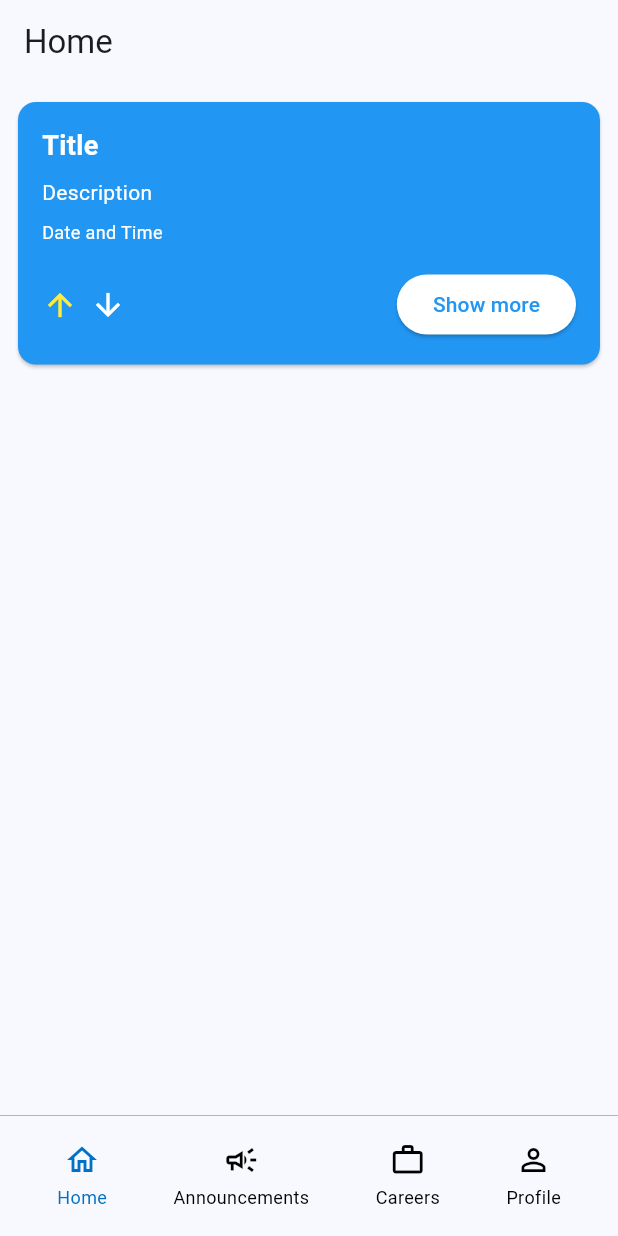
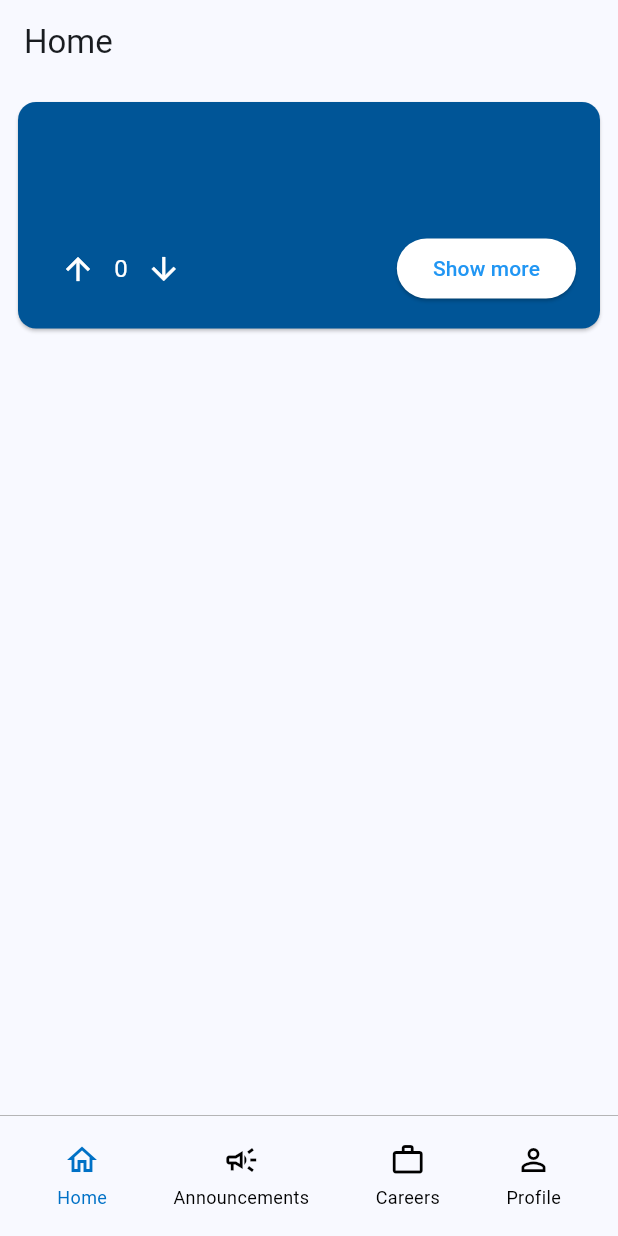
Before and after one commit to Cenga387/graduation_project, a Flutter app: the screen it shows once a user with an empty profile is signed in, after a tap on the "arrow upward" icon, on a phone screen of 412 x 824 dp. Run offline on Flutter 3.47's test engine with Material 3 defaults, Android fonts, the phone set to English and light mode, and no system bars; our stand-ins replace supabase_flutter; accounts and stored records are empty; network calls fail.

Commit message:
post fetching,  upvotes ad downvotes, detailed post screen and post card

```diff
--- a/lib/screens/home.dart
+++ b/lib/screens/home.dart
@@ -16,12 +16,9 @@ class _HomePageState extends State<HomePage> {
     return const Scaffold(
       body: Column(
         children: [
-          PostCard(
-            title: 'Title',
-            description: 'Description',
-            dateTime: 'Date and Time',
-            postId: 'Post ID',
-          ),
+          PostCard(postId: '1'),
+          //PostCard(postId: '2'),
+          // PostCard(postId: '3'),
         ],
       ),
     );
--- a/lib/widgets/post_card.dart
+++ b/lib/widgets/post_card.dart
@@ -1,24 +1,105 @@
 import 'package:flutter/material.dart';
 import 'package:supabase_flutter/supabase_flutter.dart';
+import 'package:graduation_project/screens/detailed_post.dart';
 
-class PostCard extends StatelessWidget {
-  final String title;
-  final String description;
-  final String dateTime;
+class PostCard extends StatefulWidget {
   final String postId;
 
   const PostCard({
-    Key? key,
-    required this.title,
-    required this.description,
-    required this.dateTime,
+    super.key,
     required this.postId,
-  }) : super(key: key);
+  });
+
+  @override
+  State<PostCard> createState() => _PostCardState();
+}
+
+class _PostCardState extends State<PostCard> {
+  String title = '';
+  String description = '';
+  int upvotes = 0;
+  int downvotes = 0;
+  bool isLoading = true;
+
+  @override
+  void initState() {
+    super.initState();
+    _fetchPost();
+    _fetchVotes();
+  }
+
+  Future<void> _fetchPost() async {
+    try {
+      final supabase = Supabase.instance.client;
+      final response = await supabase
+          .from('posts')
+          .select('title, description') // Use correct column names
+          .eq('id', widget.postId)
+          .single();
+
+      setState(() {
+        title = response['title'];
+        description = response['description'];
+        isLoading = false;
+      });
+    } catch (e) {
+      debugPrint('Error fetching post details: $e');
+      setState(() {
+        isLoading = false;
+      });
+    }
+  }
+
+  Future<void> _fetchVotes() async {
+    try {
+      final supabase = Supabase.instance.client;
+      final response = await supabase
+          .from('posts')
+          .select('upvotes, downvotes')
+          .eq('id', widget.postId)
+          .single();
+
+      setState(() {
+        upvotes = response['upvotes'];
+        downvotes = response['downvotes'];
+      });
+    } catch (e) {
+      debugPrint('Error fetching votes: $e');
+    }
+  }
+
+  Future<void> _updateVote(bool isUpvote) async {
+    try {
+      final supabase = Supabase.instance.client;
+      final field = isUpvote ? 'upvotes' : 'downvotes';
+
+      // Update the database
+      await supabase
+          .from('posts')
+          .update({field: isUpvote ? upvotes + 1 : downvotes + 1}).eq(
+              'id', widget.postId);
+
+      // Update the local state
+      setState(() {
+        if (isUpvote) {
+          upvotes++;
+        } else {
+          downvotes++;
+        }
+      });
+    } catch (e) {
+      debugPrint('Error updating votes: $e');
+    }
+  }
 
   @override
   Widget build(BuildContext context) {
+    if (isLoading) {
+      return const Center(child: CircularProgressIndicator());
+    }
+
     return Card(
-      color: Colors.blue,
+      color: const Color(0xFF005597),
       shape: RoundedRectangleBorder(borderRadius: BorderRadius.circular(12)),
       margin: const EdgeInsets.all(12),
       child: Padding(
@@ -44,33 +125,26 @@ class PostCard extends StatelessWidget {
                 fontSize: 14,
               ),
             ),
-            const SizedBox(height: 8),
-            // Date and Time
-            Text(
-              dateTime,
-              style: const TextStyle(
-                color: Colors.white,
-                fontSize: 12,
-              ),
-            ),
             const SizedBox(height: 16),
             // Actions Row
             Row(
               mainAxisAlignment: MainAxisAlignment.spaceBetween,
               children: [
-                // Upvote and Downvote buttons
+                // Upvote and Downvote buttons with score
                 Row(
                   children: [
-                    VoteButton(
-                      icon: Icons.arrow_upward,
-                      isUpvote: true,
-                      postId: postId,
+                    IconButton(
+                      icon: const Icon(Icons.arrow_upward, color: Colors.white),
+                      onPressed: () => _updateVote(true),
                     ),
-                    const SizedBox(width: 8),
-                    VoteButton(
-                      icon: Icons.arrow_downward,
-                      isUpvote: false,
-                      postId: postId,
+                    Text(
+                      '${upvotes - downvotes}',
+                      style: const TextStyle(color: Colors.white, fontSize: 16),
+                    ),
+                    IconButton(
+                      icon:
+                          const Icon(Icons.arrow_downward, color: Colors.white),
+                      onPressed: () => _updateVote(false),
                     ),
                   ],
                 ),
@@ -81,7 +155,7 @@ class PostCard extends StatelessWidget {
                       context,
                       MaterialPageRoute(
                         builder: (context) =>
-                            DetailedPostScreen(postId: postId),
+                            DetailedPostScreen(postId: widget.postId),
                       ),
                     );
                   },
@@ -104,90 +178,3 @@ class PostCard extends StatelessWidget {
     );
   }
 }
-
-class VoteButton extends StatefulWidget {
-  final IconData icon;
-  final bool isUpvote;
-  final String postId;
-
-  const VoteButton({
-    Key? key,
-    required this.icon,
-    required this.isUpvote,
-    required this.postId,
-  }) : super(key: key);
-
-  @override
-  State<VoteButton> createState() => _VoteButtonState();
-}
-
-class _VoteButtonState extends State<VoteButton> {
-  bool isSelected = false;
-
-  void _updateVote() async {
-    // Replace this logic with Supabase integration
-    setState(() {
-      isSelected = !isSelected;
-    });
-
-    final supabase = Supabase.instance.client;
-    final field = widget.isUpvote ? 'upvotes' : 'downvotes';
-    await supabase
-        .from('posts')
-        .update({field: isSelected ? 1 : 0}).eq('id', widget.postId);
-  }
-
-  @override
-  Widget build(BuildContext context) {
-    return GestureDetector(
-      onTap: _updateVote,
-      child: Icon(
-        widget.icon,
-        color: isSelected ? Colors.yellow : Colors.white,
-        size: 24,
-      ),
-    );
-  }
-}
-
-class DetailedPostScreen extends StatelessWidget {
-  final String postId;
-
-  const DetailedPostScreen({Key? key, required this.postId}) : super(key: key);
-
-  @override
-  Widget build(BuildContext context) {
-    // Implement the detailed post screen here
-    return Scaffold(
-      appBar: AppBar(title: const Text('Post Details')),
-      body: Center(child: Text('Details for post $postId')),
-    );
-  }
-}
-
-void main() async {
-  await Supabase.initialize(
-    url: 'YOUR_SUPABASE_URL',
-    anonKey: 'YOUR_SUPABASE_ANON_KEY',
-  );
-
-  runApp(const MaterialApp(home: SamplePostCard()));
-}
-
-class SamplePostCard extends StatelessWidget {
-  const SamplePostCard({Key? key}) : super(key: key);
-
-  @override
-  Widget build(BuildContext context) {
-    return Scaffold(
-      appBar: AppBar(title: const Text('Post Card Example')),
-      body: PostCard(
-        title: 'Fortinet Lecture',
-        description:
-            'Lecture will be held in Red Amphitheatre on Friday, December 8th at 12AM',
-        dateTime: 'Friday, December 8th at 12AM',
-        postId: 'sample-post-id', // Replace with actual post ID from Supabase
-      ),
-    );
-  }
-}
```
Also changed, not shown: lib/screens/detailed_post.dart (added, +63 -0 lines).
